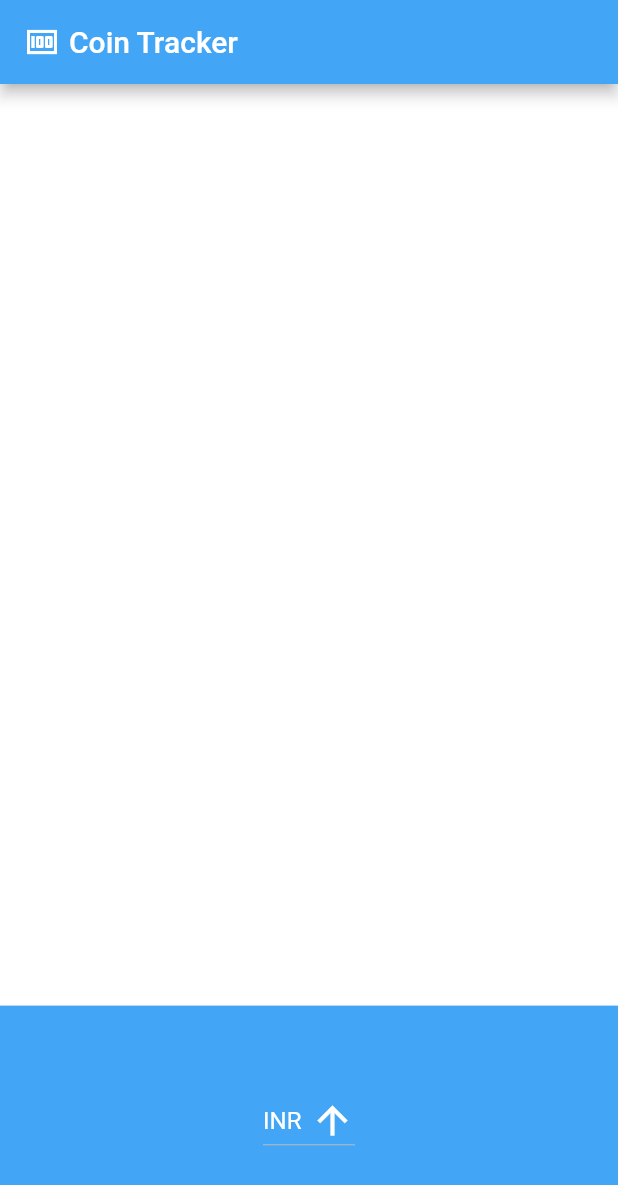
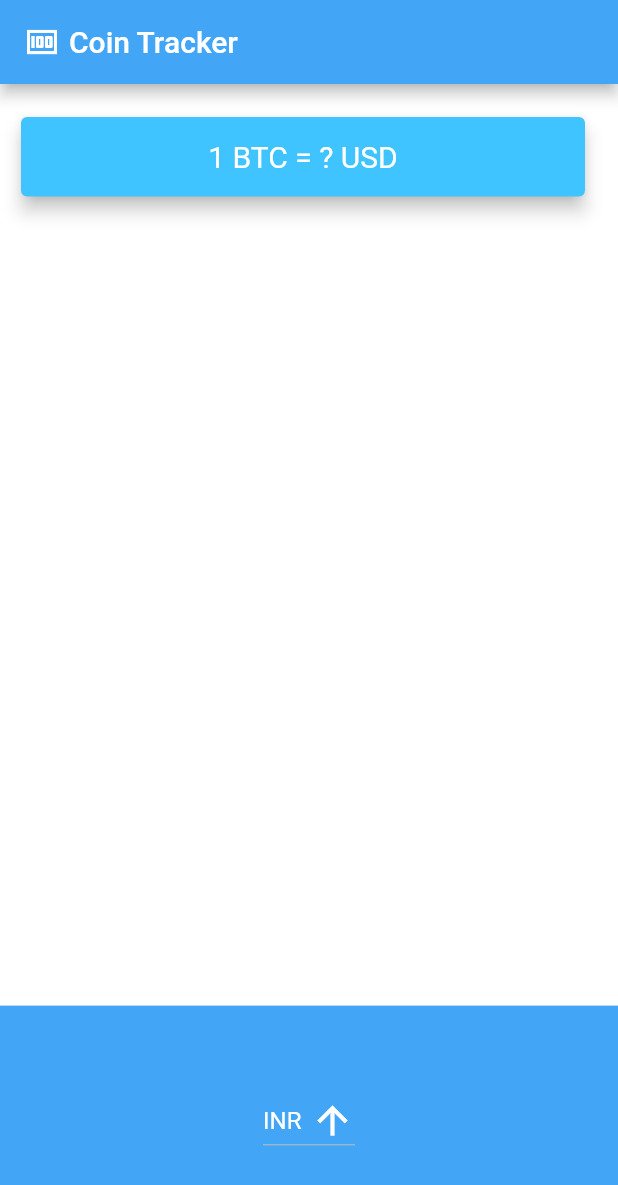
Before and after one commit to LifeAsADropOut/coin_rate_tracker, a Flutter app: the screen it shows after launch, on a phone screen of 412 x 824 dp. Shown: the top 1185 px of the screen. Run offline on Flutter 3.47's test engine with Material 2 defaults, Android fonts, the phone set to English and light mode, and no system bars.

Commit message:
may 3rd first commit...

```diff
--- a/lib/coin_tracker.dart
+++ b/lib/coin_tracker.dart
@@ -1,3 +1,4 @@
+import 'package:coin_rate_tracker/utils.dart';
 import 'package:flutter/material.dart';
 
 class CoinTracker extends StatefulWidget {
@@ -18,7 +19,26 @@ class _CoinTrackerState extends State<CoinTracker> {
           Expanded(
             flex: 4,
             child: Column(
-              children: [],
+              mainAxisAlignment: MainAxisAlignment.spaceBetween,
+              crossAxisAlignment: CrossAxisAlignment.stretch,
+              children: [
+                Padding(
+                  padding: EdgeInsets.fromLTRB(10, 18, 18, 0),
+                  child: Card(
+                    elevation: 5.0,
+                    child: Padding(
+                      padding: EdgeInsets.symmetric(
+                          vertical: 15.0, horizontal: 10.0),
+                      child: Text(
+                        "1 BTC = ? USD",
+                        textAlign: TextAlign.center,
+                        style: TextStyle(color: Colors.white, fontSize: 20.0),
+                      ),
+                    ),
+                    color: Colors.lightBlueAccent,
+                  ),
+                ),
+              ],
             ),
           ),
           Expanded(
@@ -34,7 +54,7 @@ class _CoinTrackerState extends State<CoinTracker> {
                       Icons.arrow_upward,
                       color: Colors.white,
                     ),
-                    items: <String>["INR", "USD", "JPY", "CAD", "CNY"]
+                    items: CURRENCY_LIST
                         .map((e) => DropdownMenuItem(child: Text(e), value: e))
                         .toList()),
               ),
--- a/lib/utils.dart
+++ b/lib/utils.dart
@@ -5,3 +5,5 @@ Uri getURI() => Uri.parse(
     );
 
 // header "X-CoinAPI-Key", "73034021-THIS-IS-SAMPLE-KEY":
+
+const List<String> CURRENCY_LIST = <String>["INR", "USD", "JPY", "CAD", "CNY"];
```
